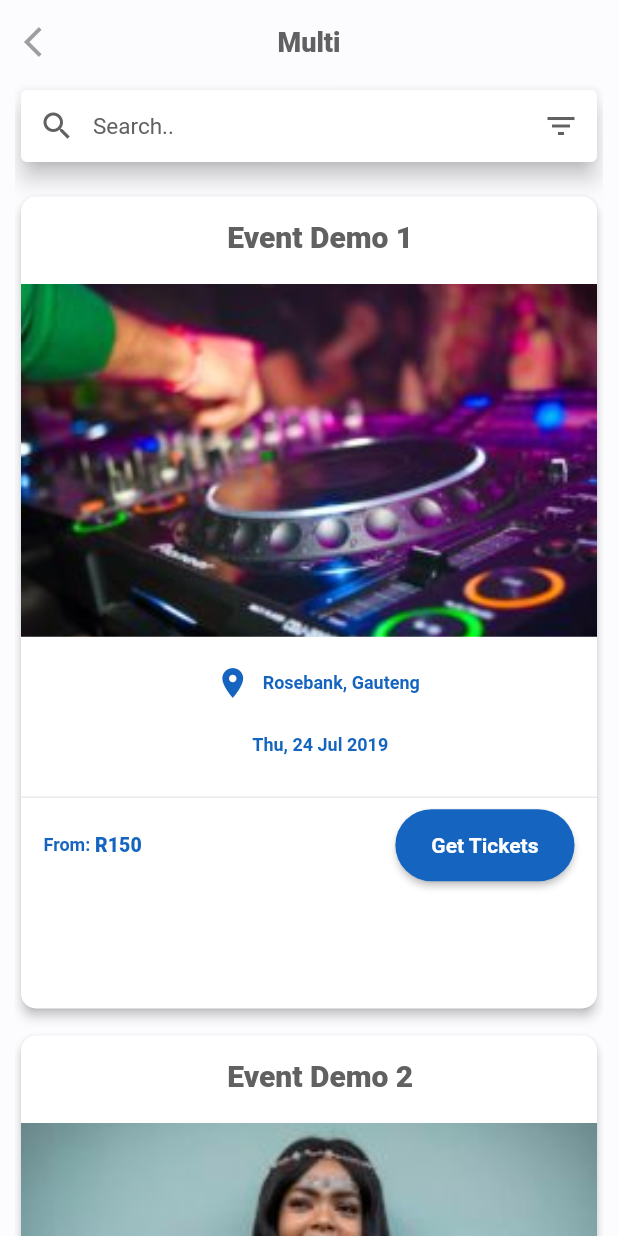
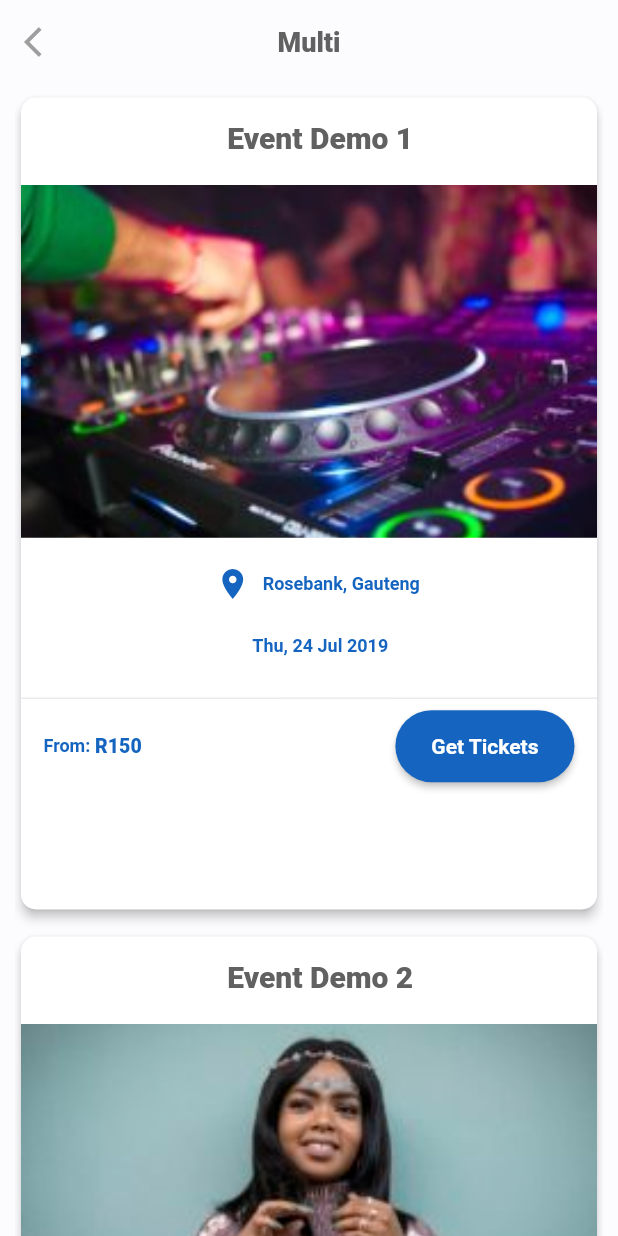
Before and after one commit to matthews-b/hack2k19sbg, a Flutter app: the Category screen opened directly, on a phone screen of 412 x 824 dp. Run offline on Flutter 3.47's test engine with Material 2 defaults, Android fonts, the phone set to English and light mode, and no system bars.

Commit message:
Go home after Successful Purchase

```diff
--- a/lib/pages/category-page.dart
+++ b/lib/pages/category-page.dart
@@ -12,7 +12,6 @@ class Category extends StatefulWidget {
 }
 
 class _CategoryState extends State<Category> {
-  final TextEditingController _searchControl = new TextEditingController();
   String category;
 
   _CategoryState(category){
@@ -45,52 +44,6 @@ class _CategoryState extends State<Category> {
         padding: EdgeInsets.fromLTRB(10.0,0,10.0,0),
         child: ListView(
           children: <Widget>[
-            Card(
-              elevation: 6.0,
-              child: Container(
-                decoration: BoxDecoration(
-                  color: Colors.white,
-                  borderRadius: BorderRadius.all(
-                    Radius.circular(5.0),
-                  ),
-                ),
-                child: TextField(
-                  style: TextStyle(
-                    fontSize: 15.0,
-                    color: Colors.black,
-                  ),
-                  decoration: InputDecoration(
-                    contentPadding: EdgeInsets.all(10.0),
-                    border: OutlineInputBorder(
-                      borderRadius: BorderRadius.circular(5.0),
-                      borderSide: BorderSide(color: Colors.white,),
-                    ),
-                    enabledBorder: OutlineInputBorder(
-                      borderSide: BorderSide(color: Colors.white,),
-                      borderRadius: BorderRadius.circular(5.0),
-                    ),
-                    hintText: "Search..",
-                    prefixIcon: Icon(
-                    Icons.search,
-                    color: Colors.grey[700],
-                  ),
-                  suffixIcon: Icon(
-                    Icons.filter_list,
-                    color: Colors.grey[700],
-                  ),
-                  hintStyle: TextStyle(
-                    fontSize: 15.0,
-                    color: Colors.grey[700],
-                    ),
-                  ),
-                  maxLines: 1,
-                  controller: _searchControl,
-                ),
-              ),
-            ),
-
-
-            SizedBox(height: 10.0),
 
             ListView.builder(
               primary: false,
--- a/lib/pages/details-page.dart
+++ b/lib/pages/details-page.dart
@@ -349,6 +349,15 @@ class _DetailsState extends State<Details> {
       context: context,
       builder: (_) => new AlertDialog(
           title: new Text(title),
+           actions: <Widget>[
+            FlatButton(
+              child: Text("Home"),
+              onPressed: () {
+                _closeDialog();
+                _closeDialog();
+              },
+            ),
+          ],
           content: new Text(content)
       )
     );
```
